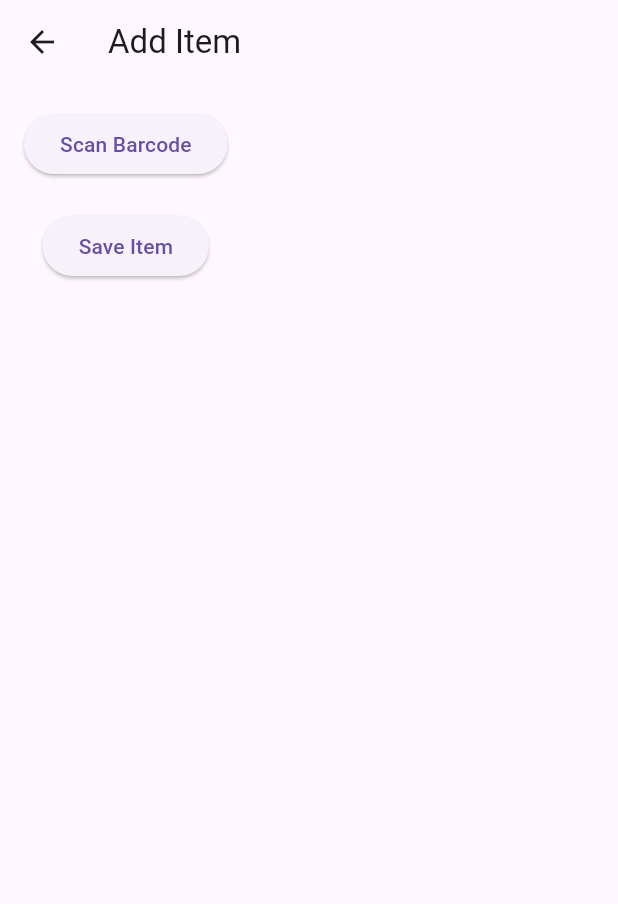
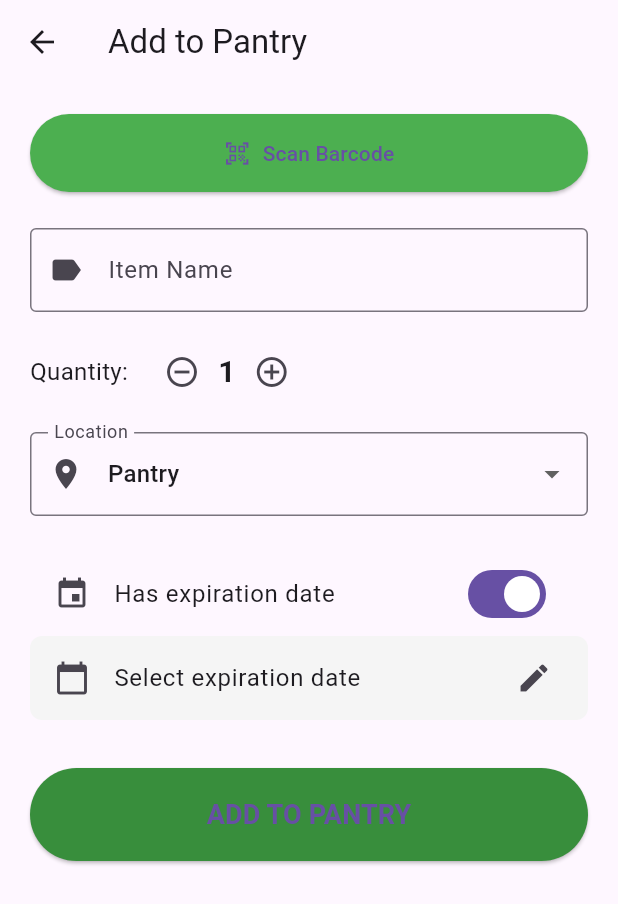
Before and after one commit to jmwilson92/pantry-pal, a Flutter app: the AddItemScreen screen opened directly, on a phone screen of 412 x 824 dp. Shown: the top 904 px of the screen. Run offline on Flutter 3.47's test engine with Material 3 defaults, Android fonts, the phone set to English and light mode, and no system bars; our stand-ins replace flutter_riverpod, isar; missing offline and left inert: mobile_scanner; accounts and stored records are empty; generated files the repository leaves out were written again.

Commit message:
Fix AddItemScreen: working scan flow, item name from API, full form with expiration date picker + Add to Pantry button

```diff
--- a/lib/screens/add_item_screen.dart
+++ b/lib/screens/add_item_screen.dart
@@ -1,8 +1,7 @@
 import 'package:flutter/material.dart';
-import 'package:mobile_scanner/mobile_scanner.dart';
-import 'package:pantry_pal/services/open_food_facts_service.dart';
 import 'package:pantry_pal/models/pantry_item.dart';
 import 'package:pantry_pal/services/database_service.dart';
+import 'package:pantry_pal/screens/scan_screen.dart';
 
 class AddItemScreen extends StatefulWidget {
   const AddItemScreen({super.key});
@@ -12,67 +11,167 @@ class AddItemScreen extends StatefulWidget {
 }
 
 class _AddItemScreenState extends State<AddItemScreen> {
-  final OpenFoodFactsService _api = OpenFoodFactsService();
   final DatabaseService _db = DatabaseService();
-  String? scannedBarcode;
-  Map<String, dynamic>? productData;
+  final _formKey = GlobalKey<FormState>();
+
+  String name = '';
+  String barcode = '';
+  String location = 'Pantry';
+  int quantity = 1;
+  DateTime? expiryDate;
+  bool hasExpiry = true;
+  String? imageUrl;
+
+  bool _isLoading = false;
 
   @override
   void initState() {
     super.initState();
-    _db.init(); // In real app handle properly
+    _db.init();
   }
 
-  Future<void> scanBarcode() async {
-    // In full app use MobileScanner widget or show dialog
-    // For demo: simulate scan
-    // Real implementation would use MobileScanner
-    Navigator.push(
+  Future<void> _scanBarcode() async {
+    final result = await Navigator.push<Map<String, dynamic>>(
       context,
-      MaterialPageRoute(
-        builder: (context) => MobileScanner(
-          onDetect: (capture) async {
-            final barcodes = capture.barcodes;
-            for (final barcode in barcodes) {
-              if (barcode.rawValue != null) {
-                final code = barcode.rawValue!;
-                setState(() => scannedBarcode = code);
-                final data = await _api.lookupBarcode(code);
-                if (data != null) setState(() => productData = data);
+      MaterialPageRoute(builder: (_) => const ScanScreen()),
+    );
+
+    if (result != null && mounted) {
+      setState(() {
+        barcode = result['barcode'] ?? '';
+        name = result['name'] ?? 'Unknown Item';
+        imageUrl = result['image'];
+      });
+    }
+  }
+
+  Future<void> _pickExpiryDate() async {
+    final picked = await showDatePicker(
+      context: context,
+      initialDate: DateTime.now().add(const Duration(days: 7)),
+      firstDate: DateTime.now(),
+      lastDate: DateTime.now().add(const Duration(days: 365 * 5)),
+    );
+    if (picked != null) {
+      setState(() {
+        expiryDate = picked;
+        hasExpiry = true;
+      });
+    }
+  }
+
+  Future<void> _saveItem() async {
+    if (name.trim().isEmpty) {
+      ScaffoldMessenger.of(context).showSnackBar(const SnackBar(content: Text('Please enter an item name')));
+      return;
+    }
+
+    setState(() => _isLoading = true);
+
+    final item = PantryItem(
+      barcode: barcode.isNotEmpty ? barcode : null,
+      name: name.trim(),
+      location: location,
+      quantity: quantity,
+      expiryDate: hasExpiry ? expiryDate : null,
+      hasExpiry: hasExpiry,
+    );
+
+    await _db.addItem(item);
+
+    if (mounted) {
+      ScaffoldMessenger.of(context).showSnackBar(SnackBar(content: Text('$name added to $location!')));
       Navigator.pop(context);
     }
-            }
-          },
-        ),
-      ),
-    );
+
+    setState(() => _isLoading = false);
   }
 
   @override
   Widget build(BuildContext context) {
     return Scaffold(
-      appBar: AppBar(title: const Text('Add Item')),
-      body: Padding(
-        padding: const EdgeInsets.all(16.0),
+      appBar: AppBar(title: const Text('Add to Pantry')),
+      body: SingleChildScrollView(
+        padding: const EdgeInsets.all(20),
+        child: Form(
+          key: _formKey,
           child: Column(
+            crossAxisAlignment: CrossAxisAlignment.stretch,
             children: [
+              ElevatedButton.icon(
+                onPressed: _scanBarcode,
+                icon: const Icon(Icons.qr_code_scanner),
+                label: const Text('Scan Barcode'),
+                style: ElevatedButton.styleFrom(padding: const EdgeInsets.symmetric(vertical: 16), backgroundColor: Colors.green),
+              ),
+              const SizedBox(height: 24),
+
+              if (name.isNotEmpty) ...[
+                if (imageUrl != null)
+                  ClipRRect(borderRadius: BorderRadius.circular(12), child: Image.network(imageUrl!, height: 180, fit: BoxFit.cover)),
+                const SizedBox(height: 16),
+                Text(name, style: const TextStyle(fontSize: 22, fontWeight: FontWeight.bold), textAlign: TextAlign.center),
+                if (barcode.isNotEmpty) Text('Barcode: $barcode', style: const TextStyle(color: Colors.grey)),
+                const SizedBox(height: 24),
+              ],
+
+              TextFormField(
+                initialValue: name,
+                decoration: const InputDecoration(labelText: 'Item Name', border: OutlineInputBorder(), prefixIcon: Icon(Icons.label)),
+                onChanged: (val) => name = val,
+              ),
+              const SizedBox(height: 16),
+
+              Row(
+                children: [
+                  const Text('Quantity:', style: TextStyle(fontSize: 16)),
+                  const SizedBox(width: 12),
+                  IconButton(onPressed: () => setState(() => quantity = (quantity > 1) ? quantity - 1 : 1), icon: const Icon(Icons.remove_circle_outline)),
+                  Text('$quantity', style: const TextStyle(fontSize: 20, fontWeight: FontWeight.bold)),
+                  IconButton(onPressed: () => setState(() => quantity++), icon: const Icon(Icons.add_circle_outline)),
+                ],
+              ),
+              const SizedBox(height: 16),
+
+              DropdownButtonFormField<String>(
+                value: location,
+                decoration: const InputDecoration(labelText: 'Location', border: OutlineInputBorder(), prefixIcon: Icon(Icons.place)),
+                items: const [
+                  DropdownMenuItem(value: 'Pantry', child: Text('Pantry')),
+                  DropdownMenuItem(value: 'Fridge', child: Text('Fridge')),
+                  DropdownMenuItem(value: 'Freezer', child: Text('Freezer')),
+                ],
+                onChanged: (val) => setState(() => location = val!),
+              ),
+              const SizedBox(height: 24),
+
+              SwitchListTile(
+                title: const Text('Has expiration date'),
+                value: hasExpiry,
+                onChanged: (val) => setState(() => hasExpiry = val),
+                secondary: const Icon(Icons.event),
+              ),
+              if (hasExpiry)
+                ListTile(
+                  leading: const Icon(Icons.calendar_today),
+                  title: Text(expiryDate == null ? 'Select expiration date' : 'Expires: ${expiryDate!.day}/${expiryDate!.month}/${expiryDate!.year}'),
+                  trailing: const Icon(Icons.edit),
+                  onTap: _pickExpiryDate,
+                  tileColor: Colors.grey[100],
+                  shape: RoundedRectangleBorder(borderRadius: BorderRadius.circular(8)),
+                ),
+
+              const SizedBox(height: 32),
+
               ElevatedButton(
-              onPressed: scanBarcode,
-              child: const Text('Scan Barcode'),
-            ),
-            if (scannedBarcode != null) Text('Scanned: $scannedBarcode'),
-            if (productData != null) Text('Item: ${productData!['name']}'),
-            // Full form for name, expiry, location would go here in complete app
-            const SizedBox(height: 20),
-            ElevatedButton(
-              onPressed: () {
-                // Add to DB logic here
-                ScaffoldMessenger.of(context).showSnackBar(const SnackBar(content: Text('Item added! (demo)')));
-                Navigator.pop(context);
-              },
-              child: const Text('Save Item'),
+                onPressed: _isLoading ? null : _saveItem,
+                style: ElevatedButton.styleFrom(padding: const EdgeInsets.symmetric(vertical: 18), backgroundColor: Colors.green[700]),
+                child: _isLoading
+                    ? const CircularProgressIndicator(color: Colors.white)
+                    : const Text('ADD TO PANTRY', style: TextStyle(fontSize: 18, fontWeight: FontWeight.bold)),
               ),
             ],
+          ),
         ),
       ),
     );
```
Lines whose indentation alone changed are shown as unchanged.
